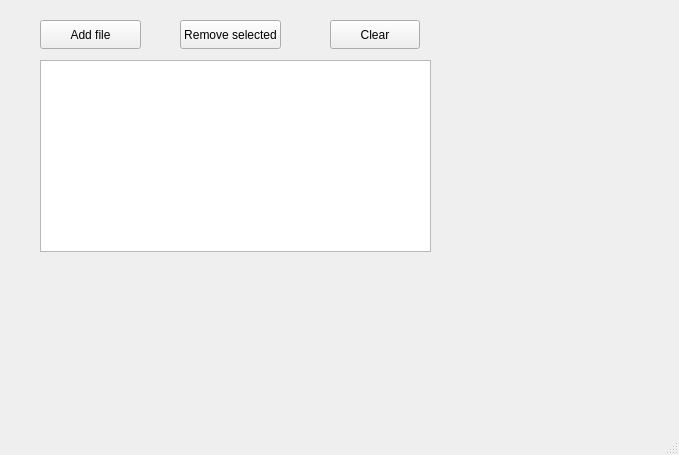
Above: mainwindow.ui from KefirAbsorber/pdf_tools before the change. Below: the same form after it.
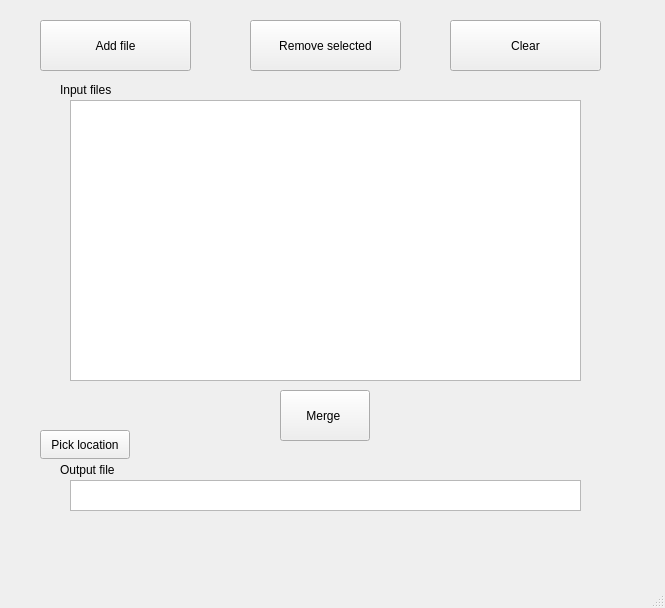
That is the form after the change.

Commit message: Expanded UI to include output fields

```diff
--- a/mainwindow.ui
+++ b/mainwindow.ui
@@ -6,8 +6,8 @@
    <rect>
     <x>0</x>
     <y>0</y>
-    <width>679</width>
-    <height>455</height>
+    <width>665</width>
+    <height>608</height>
    </rect>
   </property>
   <property name="windowTitle">
@@ -19,8 +19,8 @@
      <rect>
       <x>40</x>
       <y>20</y>
-      <width>101</width>
-      <height>29</height>
+      <width>151</width>
+      <height>51</height>
      </rect>
     </property>
     <property name="text">
@@ -30,20 +30,20 @@
    <widget class="QListWidget" name="list_files">
     <property name="geometry">
      <rect>
-      <x>40</x>
-      <y>60</y>
-      <width>391</width>
-      <height>192</height>
+      <x>70</x>
+      <y>100</y>
+      <width>511</width>
+      <height>281</height>
      </rect>
     </property>
    </widget>
    <widget class="QPushButton" name="button_removeFile">
     <property name="geometry">
      <rect>
-      <x>180</x>
+      <x>250</x>
       <y>20</y>
-      <width>101</width>
-      <height>29</height>
+      <width>151</width>
+      <height>51</height>
      </rect>
     </property>
     <property name="text">
@@ -53,16 +53,78 @@
    <widget class="QPushButton" name="button_clearList">
     <property name="geometry">
      <rect>
-      <x>330</x>
+      <x>450</x>
       <y>20</y>
-      <width>90</width>
-      <height>29</height>
+      <width>151</width>
+      <height>51</height>
      </rect>
     </property>
     <property name="text">
      <string>Clear</string>
     </property>
    </widget>
+   <widget class="QLabel" name="label">
+    <property name="geometry">
+     <rect>
+      <x>60</x>
+      <y>460</y>
+      <width>91</width>
+      <height>20</height>
+     </rect>
+    </property>
+    <property name="text">
+     <string>Output file</string>
+    </property>
+   </widget>
+   <widget class="QPushButton" name="pushButton">
+    <property name="geometry">
+     <rect>
+      <x>280</x>
+      <y>390</y>
+      <width>90</width>
+      <height>51</height>
+     </rect>
+    </property>
+    <property name="text">
+     <string>Merge </string>
+    </property>
+   </widget>
+   <widget class="QLabel" name="label_2">
+    <property name="geometry">
+     <rect>
+      <x>60</x>
+      <y>80</y>
+      <width>91</width>
+      <height>20</height>
+     </rect>
+    </property>
+    <property name="text">
+     <string>Input files</string>
+    </property>
+   </widget>
+   <widget class="QPushButton" name="pushButton_2">
+    <property name="geometry">
+     <rect>
+      <x>40</x>
+      <y>430</y>
+      <width>90</width>
+      <height>29</height>
+     </rect>
+    </property>
+    <property name="text">
+     <string>Pick location</string>
+    </property>
+   </widget>
+   <widget class="QTextEdit" name="textEdit">
+    <property name="geometry">
+     <rect>
+      <x>70</x>
+      <y>480</y>
+      <width>511</width>
+      <height>31</height>
+     </rect>
+    </property>
+   </widget>
   </widget>
   <widget class="QMenuBar" name="menubar">
    <property name="geometry">
```
Left out of the diff: 2 changed lines with no effect on the pictures. The commit also changes 1 other file.
